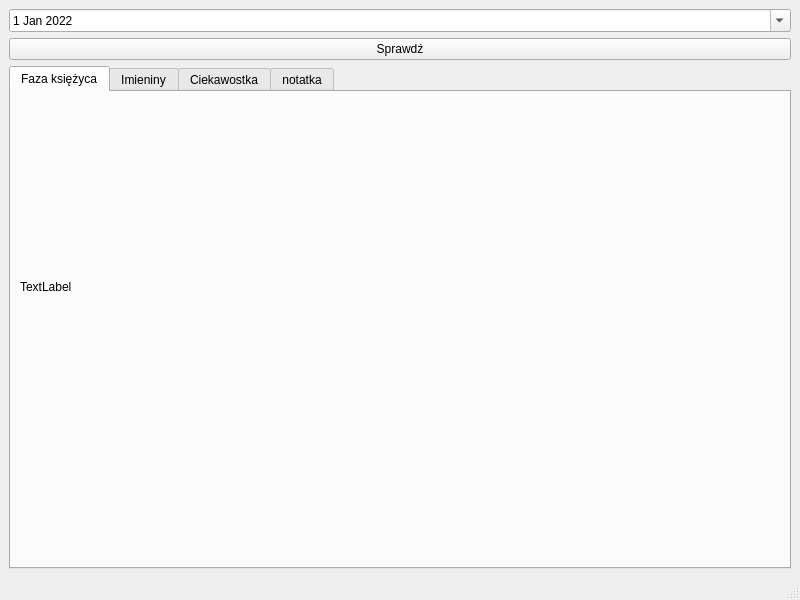
Qt form mainwindow.ui (Marxin00/Calendar_v2) before a commit.
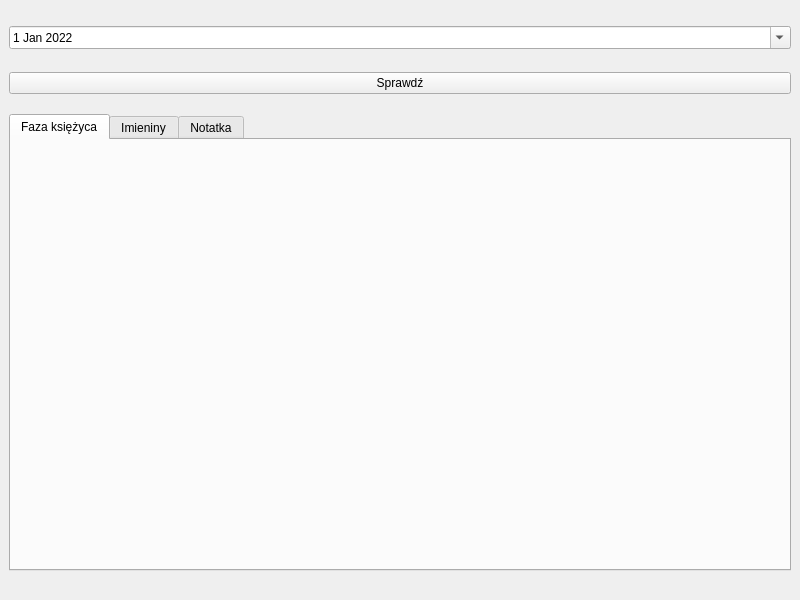
The same form after that commit.

Diff of the .ui file:
```diff
--- a/mainwindow.ui
+++ b/mainwindow.ui
@@ -17,43 +17,70 @@
    <bool>false</bool>
   </property>
   <widget class="QWidget" name="centralwidget">
-   <layout class="QVBoxLayout" name="verticalLayout_9">
-    <item>
-     <layout class="QVBoxLayout" name="verticalLayout_3"/>
-    </item>
-    <item>
      <layout class="QVBoxLayout" name="verticalLayout">
+    <item>
+     <spacer name="horizontalSpacer_2">
+      <property name="orientation">
+       <enum>Qt::Horizontal</enum>
+      </property>
+      <property name="sizeHint" stdset="0">
+       <size>
+        <width>779</width>
+        <height>17</height>
+       </size>
+      </property>
+     </spacer>
+    </item>
       <item>
        <widget class="QDateEdit" name="dateEdit">
         <property name="dateTime">
          <datetime>
           <hour>0</hour>
           <minute>0</minute>
-          <second>0</second>
+        <second>1</second>
           <year>2022</year>
           <month>1</month>
           <day>1</day>
          </datetime>
         </property>
-        <property name="maximumDate">
-         <date>
+      <property name="maximumDateTime">
+       <datetime>
+        <hour>23</hour>
+        <minute>59</minute>
+        <second>59</second>
           <year>2022</year>
           <month>12</month>
           <day>31</day>
-         </date>
-        </property>
-        <property name="minimumDate">
-         <date>
+       </datetime>
+      </property>
+      <property name="minimumDateTime">
+       <datetime>
+        <hour>0</hour>
+        <minute>0</minute>
+        <second>1</second>
           <year>2022</year>
           <month>1</month>
           <day>1</day>
-         </date>
+       </datetime>
         </property>
         <property name="calendarPopup">
          <bool>true</bool>
         </property>
        </widget>
       </item>
+    <item>
+     <spacer name="horizontalSpacer_4">
+      <property name="orientation">
+       <enum>Qt::Horizontal</enum>
+      </property>
+      <property name="sizeHint" stdset="0">
+       <size>
+        <width>779</width>
+        <height>17</height>
+       </size>
+      </property>
+     </spacer>
+    </item>
       <item>
        <widget class="QPushButton" name="pushButton">
         <property name="text">
@@ -61,10 +88,19 @@
         </property>
        </widget>
       </item>
-     </layout>
-    </item>
     <item>
-     <layout class="QVBoxLayout" name="verticalLayout_2">
+     <spacer name="horizontalSpacer">
+      <property name="orientation">
+       <enum>Qt::Horizontal</enum>
+      </property>
+      <property name="sizeHint" stdset="0">
+       <size>
+        <width>779</width>
+        <height>14</height>
+       </size>
+      </property>
+     </spacer>
+    </item>
       <item>
        <widget class="QTabWidget" name="tabWidget">
         <property name="currentIndex">
@@ -74,36 +110,40 @@
          <attribute name="title">
           <string>Faza księżyca</string>
          </attribute>
-         <widget class="QWidget" name="verticalLayoutWidget_4">
-          <property name="geometry">
-           <rect>
-            <x>9</x>
-            <y>9</y>
-            <width>331</width>
-            <height>371</height>
-           </rect>
-          </property>
-          <layout class="QVBoxLayout" name="verticalLayout_4">
+       <layout class="QHBoxLayout" name="horizontalLayout">
            <item>
             <widget class="QLabel" name="label">
+          <property name="font">
+           <font>
+            <pointsize>20</pointsize>
+           </font>
+          </property>
              <property name="text">
-              <string>TextLabel</string>
+           <string/>
+          </property>
+         </widget>
+        </item>
+        <item>
+         <spacer name="verticalSpacer">
+          <property name="orientation">
+           <enum>Qt::Vertical</enum>
+          </property>
+          <property name="sizeHint" stdset="0">
+           <size>
+            <width>20</width>
+            <height>357</height>
+           </size>
+          </property>
+         </spacer>
+        </item>
+        <item>
+         <widget class="QLabel" name="label_img">
+          <property name="text">
+           <string/>
              </property>
             </widget>
            </item>
           </layout>
-         </widget>
-         <widget class="QWidget" name="verticalLayoutWidget_5">
-          <property name="geometry">
-           <rect>
-            <x>359</x>
-            <y>9</y>
-            <width>411</width>
-            <height>371</height>
-           </rect>
-          </property>
-          <layout class="QVBoxLayout" name="verticalLayout_5"/>
-         </widget>
         </widget>
         <widget class="QWidget" name="tab_2">
          <attribute name="title">
@@ -131,51 +171,28 @@
         </widget>
         <widget class="QWidget" name="tab_3">
          <attribute name="title">
-          <string>Ciekawostka</string>
-         </attribute>
-         <widget class="QWidget" name="verticalLayoutWidget_7">
-          <property name="geometry">
-           <rect>
-            <x>9</x>
-            <y>9</y>
-            <width>771</width>
-            <height>371</height>
-           </rect>
-          </property>
-          <layout class="QVBoxLayout" name="verticalLayout_7">
-           <item>
-            <widget class="QLabel" name="label_3">
-             <property name="text">
-              <string>TextLabel</string>
-             </property>
-            </widget>
-           </item>
-          </layout>
-         </widget>
-        </widget>
-        <widget class="QWidget" name="tab_4">
-         <attribute name="title">
-          <string>notatka</string>
-         </attribute>
-         <widget class="QWidget" name="verticalLayoutWidget_8">
-          <property name="geometry">
-           <rect>
-            <x>9</x>
-            <y>9</y>
-            <width>771</width>
-            <height>371</height>
-           </rect>
-          </property>
-          <layout class="QVBoxLayout" name="verticalLayout_8">
+        <string>Notatka</string>
+       </attribute>
+       <layout class="QVBoxLayout" name="verticalLayout_4">
            <item>
             <widget class="QPlainTextEdit" name="plainTextEdit"/>
            </item>
           </layout>
          </widget>
         </widget>
-       </widget>
-      </item>
-     </layout>
+    </item>
+    <item>
+     <spacer name="horizontalSpacer_3">
+      <property name="orientation">
+       <enum>Qt::Horizontal</enum>
+      </property>
+      <property name="sizeHint" stdset="0">
+       <size>
+        <width>779</width>
+        <height>20</height>
+       </size>
+      </property>
+     </spacer>
     </item>
    </layout>
   </widget>
@@ -189,7 +206,6 @@
     </rect>
    </property>
   </widget>
-  <widget class="QStatusBar" name="statusbar"/>
  </widget>
  <tabstops>
   <tabstop>dateEdit</tabstop>
```
Left out of the diff: 20 changed lines with no effect on the pictures. Lines whose indentation alone changed are shown as unchanged.
